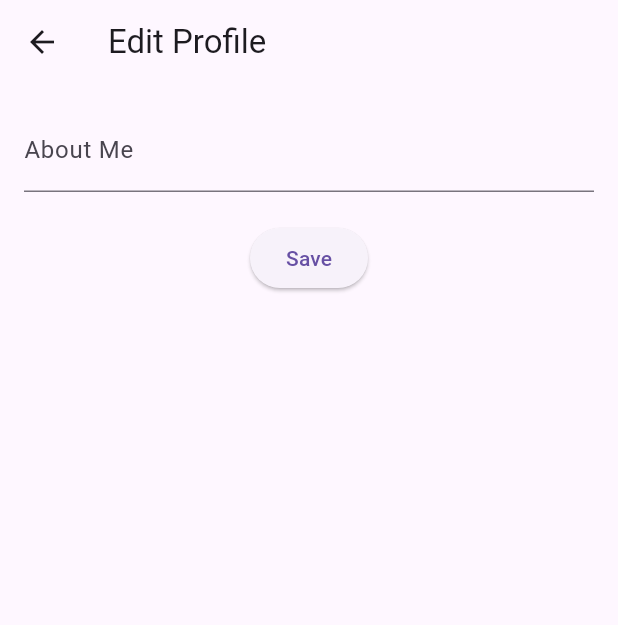
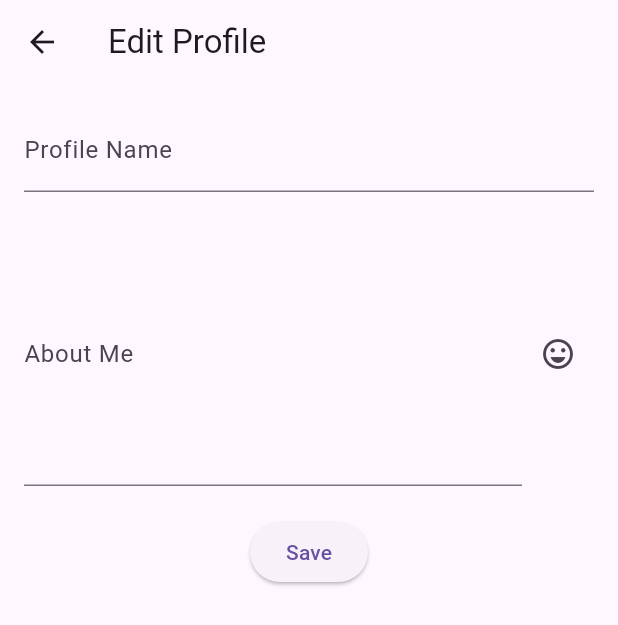
Before and after one commit to patcazi/ReelAI2, a Flutter app: the EditProfileScreen screen opened directly, on a phone screen of 412 x 824 dp. Shown: the top 625 px of the screen. Run offline on Flutter 3.47's test engine with Material 3 defaults, Android fonts, the phone set to English and light mode, and no system bars; our stand-ins replace cloud_firestore, emoji_picker_flutter, firebase_auth, firebase_core, firebase_storage, image_picker and 1 more; missing offline and left inert: video_thumbnail; accounts and stored records are empty; generated files the repository leaves out were written again.

Commit message:
Refine About Me text with cowboy emoji, finalize profile edits, and update UI for better user experience

```diff
--- a/lib/main.dart
+++ b/lib/main.dart
@@ -757,15 +757,27 @@ class EditProfileScreen extends StatefulWidget {
 
 class _EditProfileScreenState extends State<EditProfileScreen> {
   final TextEditingController _aboutMeController = TextEditingController();
+  final TextEditingController _profileNameController = TextEditingController();
+
+  @override
+  void initState() {
+    super.initState();
+    final user = FirebaseAuth.instance.currentUser;
+    if (user?.displayName != null) {
+      _profileNameController.text = user!.displayName!;
+    }
+  }
 
   Future<void> _saveProfile() async {
     final user = FirebaseAuth.instance.currentUser;
     if (user != null) {
+      await user.updateDisplayName(_profileNameController.text.trim());
       await FirebaseFirestore.instance
           .collection('users')
           .doc(user.uid)
           .set({
         'aboutMe': _aboutMeController.text.trim(),
+        'displayName': _profileNameController.text.trim(),
       }, SetOptions(merge: true));
 
       if (mounted) {
@@ -785,10 +797,41 @@ class _EditProfileScreenState extends State<EditProfileScreen> {
         child: Column(
           children: [
             TextField(
-              controller: _aboutMeController,
+              controller: _profileNameController,
               decoration: const InputDecoration(
-                labelText: 'About Me',
+                labelText: 'Profile Name',
               ),
+            ),
+            const SizedBox(height: 20),
+            Row(
+              children: [
+                Expanded(
+                  child: TextField(
+                    controller: _aboutMeController,
+                    decoration: const InputDecoration(
+                      labelText: 'About Me',
+                    ),
+                    maxLines: 6,
+                  ),
+                ),
+                IconButton(
+                  onPressed: () {
+                    showModalBottomSheet(
+                      context: context,
+                      builder: (context) {
+                        return EmojiPicker(
+                          onEmojiSelected: (category, emoji) {
+                            setState(() {
+                              _aboutMeController.text += emoji.emoji;
+                            });
+                          },
+                        );
+                      },
+                    );
+                  },
+                  icon: const Icon(Icons.emoji_emotions_outlined),
+                ),
+              ],
             ),
             const SizedBox(height: 20),
             ElevatedButton(
```
